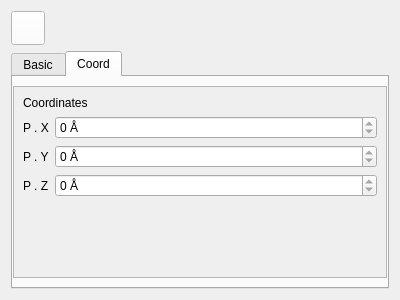
Before: the Qt Designer form QChromosome/attributes.ui in Michalaq/ChromosomeVisualizer, drawn with Qt 5.
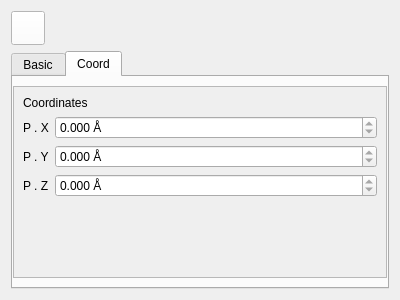
After: the same form once the commit is applied. The open tabs and pages were chosen to show the change. Icons and pictures are not drawn. Custom widgets are drawn as their Qt base class.

Diff of the .ui file:
```diff
--- a/QChromosome/attributes.ui
+++ b/QChromosome/attributes.ui
@@ -255,50 +255,59 @@
               </widget>
              </item>
              <item row="0" column="1">
-              <widget class="SpinBox" name="spinBox">
+              <widget class="DoubleSpinBox" name="doubleSpinBox">
                <property name="readOnly">
                 <bool>true</bool>
                </property>
                <property name="suffix">
                 <string> Å</string>
                </property>
+               <property name="decimals">
+                <number>3</number>
+               </property>
                <property name="minimum">
-                <number>-2147483647</number>
+                <double>-2147483647.000000000000000</double>
                </property>
                <property name="maximum">
-                <number>2147483647</number>
+                <double>2147483647.000000000000000</double>
                </property>
               </widget>
              </item>
              <item row="1" column="1">
-              <widget class="SpinBox" name="spinBox_2">
+              <widget class="DoubleSpinBox" name="doubleSpinBox_2">
                <property name="readOnly">
                 <bool>true</bool>
                </property>
                <property name="suffix">
                 <string> Å</string>
                </property>
+               <property name="decimals">
+                <number>3</number>
+               </property>
                <property name="minimum">
-                <number>-2147483647</number>
+                <double>-2147483647.000000000000000</double>
                </property>
                <property name="maximum">
-                <number>2147483647</number>
+                <double>2147483647.000000000000000</double>
                </property>
               </widget>
              </item>
              <item row="2" column="1">
-              <widget class="SpinBox" name="spinBox_3">
+              <widget class="DoubleSpinBox" name="doubleSpinBox_3">
                <property name="readOnly">
                 <bool>true</bool>
                </property>
                <property name="suffix">
                 <string> Å</string>
                </property>
+               <property name="decimals">
+                <number>3</number>
+               </property>
                <property name="minimum">
-                <number>-2147483647</number>
+                <double>-2147483647.000000000000000</double>
                </property>
                <property name="maximum">
-                <number>2147483647</number>
+                <double>2147483647.000000000000000</double>
                </property>
               </widget>
              </item>
@@ -333,11 +342,6 @@
    <extends>QPushButton</extends>
    <header>mediacontrol.h</header>
   </customwidget>
-  <customwidget>
-   <class>SpinBox</class>
-   <extends>QSpinBox</extends>
-   <header>spinbox.h</header>
-  </customwidget>
   <customwidget>
    <class>Label</class>
    <extends>QLabel</extends>
@@ -358,6 +362,11 @@
    <extends>QLabel</extends>
    <header>titlelabel.h</header>
   </customwidget>
+  <customwidget>
+   <class>DoubleSpinBox</class>
+   <extends>QDoubleSpinBox</extends>
+   <header>doublespinbox.h</header>
+  </customwidget>
  </customwidgets>
  <resources>
   <include location="icons.qrc"/>
```
